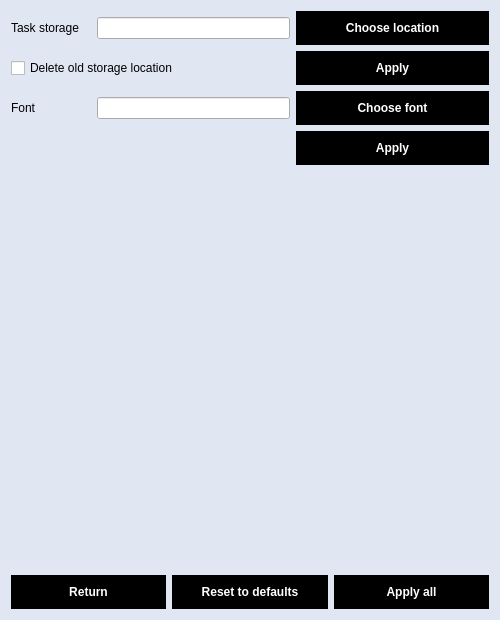
SecurityCze/programming_for_dummies_by_dummies_application, file settings.ui: the form before one commit.
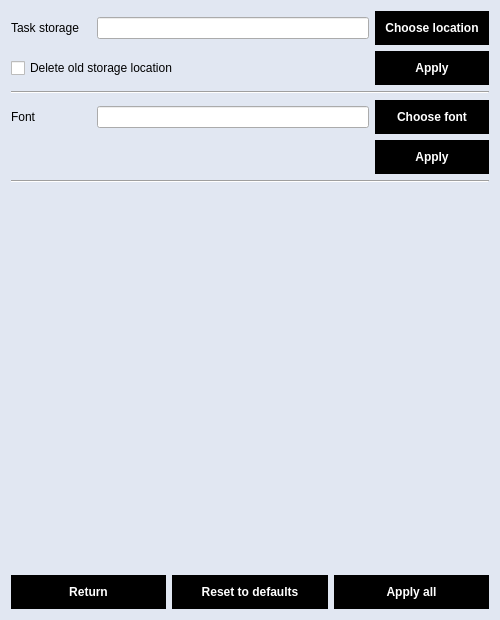
The form after the commit.

Commit message: Fix button layout in settings

The edit to the form file:
```diff
--- a/settings.ui
+++ b/settings.ui
@@ -69,11 +69,43 @@
   </property>
   <layout class="QVBoxLayout" name="verticalLayout">
    <item>
-    <layout class="QGridLayout" name="taskStorageLayout">
+    <layout class="QGridLayout" name="gridLayout">
+     <item row="1" column="2">
+      <widget class="QPushButton" name="taskStorageApplyButton">
+       <property name="sizePolicy">
+        <sizepolicy hsizetype="Preferred" vsizetype="Fixed">
+         <horstretch>0</horstretch>
+         <verstretch>0</verstretch>
+        </sizepolicy>
+       </property>
+       <property name="minimumSize">
+        <size>
+         <width>0</width>
+         <height>0</height>
+        </size>
+       </property>
+       <property name="toolTip">
+        <string>Apply storage location change</string>
+       </property>
+       <property name="text">
+        <string>Apply</string>
+       </property>
+      </widget>
+     </item>
+     <item row="0" column="1">
+      <widget class="QLineEdit" name="taskStorageChosenLocation">
+       <property name="toolTip">
+        <string>Chosen task storage</string>
+       </property>
+       <property name="readOnly">
+        <bool>true</bool>
+       </property>
+      </widget>
+     </item>
      <item row="0" column="2">
       <widget class="QPushButton" name="taskStorageChooseDialogButton">
        <property name="sizePolicy">
-        <sizepolicy hsizetype="Expanding" vsizetype="Fixed">
+        <sizepolicy hsizetype="Preferred" vsizetype="Fixed">
          <horstretch>0</horstretch>
          <verstretch>0</verstretch>
         </sizepolicy>
@@ -92,10 +124,73 @@
        </property>
       </widget>
      </item>
-     <item row="0" column="1">
-      <widget class="QLineEdit" name="taskStorageChosenLocation">
+     <item row="3" column="0">
+      <widget class="QLabel" name="fontChosenLabel">
+       <property name="minimumSize">
+        <size>
+         <width>80</width>
+         <height>0</height>
+        </size>
+       </property>
        <property name="toolTip">
-        <string>Chosen task storage</string>
+        <string>What font to use</string>
+       </property>
+       <property name="text">
+        <string>Font</string>
+       </property>
+      </widget>
+     </item>
+     <item row="3" column="1">
+      <widget class="QLineEdit" name="fontChosenLine">
+       <property name="toolTip">
+        <string>Chosen font</string>
+       </property>
+       <property name="readOnly">
+        <bool>true</bool>
+       </property>
+      </widget>
+     </item>
+     <item row="3" column="2">
+      <widget class="QPushButton" name="fontChooseDialogButton">
+       <property name="sizePolicy">
+        <sizepolicy hsizetype="Preferred" vsizetype="Fixed">
+         <horstretch>0</horstretch>
+         <verstretch>0</verstretch>
+        </sizepolicy>
+       </property>
+       <property name="minimumSize">
+        <size>
+         <width>0</width>
+         <height>0</height>
+        </size>
+       </property>
+       <property name="toolTip">
+        <string>Lets you choose a font</string>
+       </property>
+       <property name="text">
+        <string>Choose font</string>
+       </property>
+      </widget>
+     </item>
+     <item row="4" column="2">
+      <widget class="QPushButton" name="fontApplyButton">
+       <property name="sizePolicy">
+        <sizepolicy hsizetype="Preferred" vsizetype="Fixed">
+         <horstretch>0</horstretch>
+         <verstretch>0</verstretch>
+        </sizepolicy>
+       </property>
+       <property name="minimumSize">
+        <size>
+         <width>0</width>
+         <height>0</height>
+        </size>
+       </property>
+       <property name="toolTip">
+        <string>Apply a font change</string>
+       </property>
+       <property name="text">
+        <string>Apply</string>
        </property>
       </widget>
      </item>
@@ -115,6 +210,20 @@
        </property>
       </widget>
      </item>
+     <item row="2" column="0" colspan="3">
+      <widget class="Line" name="line1">
+       <property name="orientation">
+        <enum>Qt::Horizontal</enum>
+       </property>
+      </widget>
+     </item>
+     <item row="5" column="0" colspan="3">
+      <widget class="Line" name="line2">
+       <property name="orientation">
+        <enum>Qt::Horizontal</enum>
+       </property>
+      </widget>
+     </item>
      <item row="1" column="0" colspan="2">
       <widget class="QCheckBox" name="taskStorageDeleteCurrentBox">
        <property name="toolTip">
@@ -128,105 +237,6 @@
        </property>
       </widget>
      </item>
-     <item row="1" column="2">
-      <widget class="QPushButton" name="taskStorageApplyButton">
-       <property name="sizePolicy">
-        <sizepolicy hsizetype="Expanding" vsizetype="Fixed">
-         <horstretch>0</horstretch>
-         <verstretch>0</verstretch>
-        </sizepolicy>
-       </property>
-       <property name="minimumSize">
-        <size>
-         <width>0</width>
-         <height>0</height>
-        </size>
-       </property>
-       <property name="toolTip">
-        <string>Apply storage location change</string>
-       </property>
-       <property name="text">
-        <string>Apply</string>
-       </property>
-      </widget>
-     </item>
-    </layout>
-   </item>
-   <item>
-    <layout class="QGridLayout" name="fontLayout">
-     <property name="sizeConstraint">
-      <enum>QLayout::SetMaximumSize</enum>
-     </property>
-     <item row="0" column="0">
-      <widget class="QLabel" name="fontChosenLabel">
-       <property name="minimumSize">
-        <size>
-         <width>80</width>
-         <height>0</height>
-        </size>
-       </property>
-       <property name="toolTip">
-        <string>What font to use</string>
-       </property>
-       <property name="text">
-        <string>Font</string>
-       </property>
-      </widget>
-     </item>
-     <item row="0" column="2">
-      <widget class="QPushButton" name="fontChooseDialogButton">
-       <property name="sizePolicy">
-        <sizepolicy hsizetype="Expanding" vsizetype="Fixed">
-         <horstretch>0</horstretch>
-         <verstretch>0</verstretch>
-        </sizepolicy>
-       </property>
-       <property name="minimumSize">
-        <size>
-         <width>0</width>
-         <height>0</height>
-        </size>
-       </property>
-       <property name="toolTip">
-        <string>Lets you choose a font</string>
-       </property>
-       <property name="text">
-        <string>Choose font</string>
-       </property>
-      </widget>
-     </item>
-     <item row="0" column="1">
-      <widget class="QLineEdit" name="fontChosenLine">
-       <property name="toolTip">
-        <string>Chosen font</string>
-       </property>
-       <property name="readOnly">
-        <bool>true</bool>
-       </property>
-      </widget>
-     </item>
-     <item row="1" column="2">
-      <widget class="QPushButton" name="fontApplyButton">
-       <property name="sizePolicy">
-        <sizepolicy hsizetype="Expanding" vsizetype="Fixed">
-         <horstretch>0</horstretch>
-         <verstretch>0</verstretch>
-        </sizepolicy>
-       </property>
-       <property name="minimumSize">
-        <size>
-         <width>0</width>
-         <height>0</height>
-        </size>
-       </property>
-       <property name="toolTip">
-        <string>Apply a font change</string>
-       </property>
-       <property name="text">
-        <string>Apply</string>
-       </property>
-      </widget>
-     </item>
     </layout>
    </item>
    <item>
@@ -235,7 +245,7 @@
       <enum>Qt::Vertical</enum>
      </property>
      <property name="sizeType">
-      <enum>QSizePolicy::Expanding</enum>
+      <enum>QSizePolicy::MinimumExpanding</enum>
      </property>
      <property name="sizeHint" stdset="0">
       <size>
```
Left out of the diff: 7 changed lines with no effect on the pictures.
